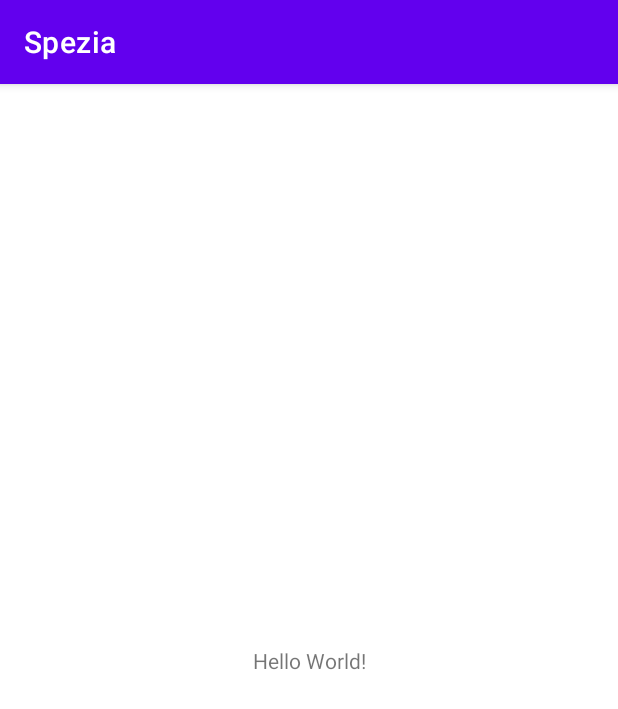
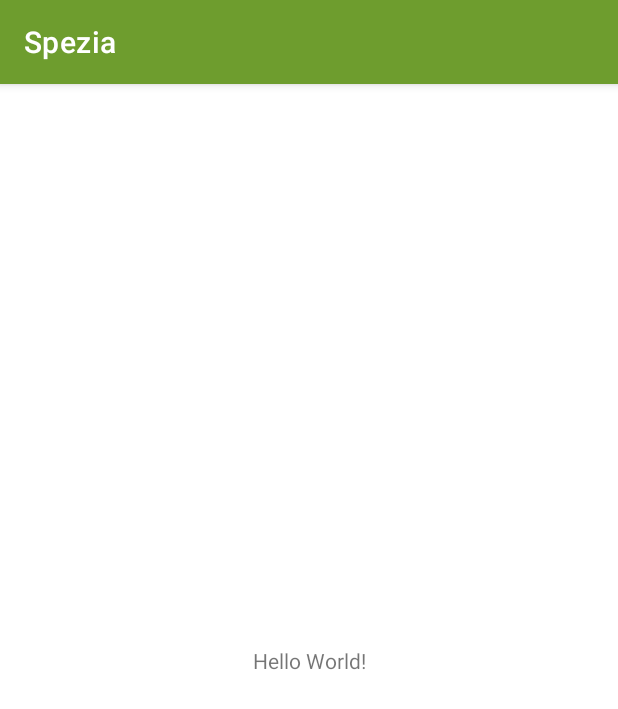
Before and after one commit to Spezia-Bangkit-Capstone-Project/MD-Spezia, an Android app: the screen it shows after launch (MainActivity), on a phone screen of 412 x 824 dp. Shown: the top 709 px of the screen. Run offline under Robolectric (Android 15) with nearby library versions, the phone set to English and light mode, and no system bars.

Commit message:
Commit viewBinding, Colors & Themes

```diff
--- a/app/build.gradle
+++ b/app/build.gradle
@@ -29,6 +29,9 @@ android {
     kotlinOptions {
         jvmTarget = '1.8'
     }
+    buildFeatures {
+        viewBinding true
+    }
 }
 
 dependencies {
--- a/app/src/main/res/values-night/themes.xml
+++ b/app/src/main/res/values-night/themes.xml
@@ -1,16 +1,16 @@
-<resources xmlns:tools="http://schemas.android.com/tools">
+<resources>
     <!-- Base application theme. -->
     <style name="Theme.Spezia" parent="Theme.MaterialComponents.DayNight.DarkActionBar">
         <!-- Primary brand color. -->
-        <item name="colorPrimary">@color/purple_200</item>
-        <item name="colorPrimaryVariant">@color/purple_700</item>
-        <item name="colorOnPrimary">@color/black</item>
+        <item name="colorPrimary">@color/medium_primary_green_dark</item>
+        <item name="colorPrimaryVariant">@color/dark_green</item>
+        <item name="colorOnPrimary">@color/white</item>
         <!-- Secondary brand color. -->
-        <item name="colorSecondary">@color/teal_200</item>
-        <item name="colorSecondaryVariant">@color/teal_200</item>
-        <item name="colorOnSecondary">@color/black</item>
+        <item name="colorSecondary">@color/medium_primary_green_light</item>
+        <item name="colorSecondaryVariant">@color/dark_green</item>
+        <item name="colorOnSecondary">@color/white</item>
         <!-- Status bar color. -->
-        <item name="android:statusBarColor" tools:targetApi="l">?attr/colorPrimaryVariant</item>
+        <item name="android:statusBarColor">?attr/colorPrimaryVariant</item>
         <!-- Customize your theme here. -->
     </style>
 </resources>
--- a/app/src/main/res/values/colors.xml
+++ b/app/src/main/res/values/colors.xml
@@ -1,10 +1,13 @@
 <?xml version="1.0" encoding="utf-8"?>
 <resources>
-    <color name="purple_200">#FFBB86FC</color>
-    <color name="purple_500">#FF6200EE</color>
-    <color name="purple_700">#FF3700B3</color>
-    <color name="teal_200">#FF03DAC5</color>
-    <color name="teal_700">#FF018786</color>
     <color name="black">#FF000000</color>
     <color name="white">#FFFFFFFF</color>
+    <color name="dark_green">#314519</color>
+    <color name="medium_primary_green_light">#8DC73D</color>
+    <color name="medium_primary_green_dark">#6E9D2E</color>
+    <color name="medium_grey">#868686</color>
+    <color name="light_grey_dark">#C4C4C4</color>
+    <color name="light_grey_very_light">#F1F1F1</color>
+    <color name="light_grey_light_light">#AFAFAF</color>
+    <color name="light_grey_light">#BFBFBF</color>
 </resources>
--- a/app/src/main/res/values/themes.xml
+++ b/app/src/main/res/values/themes.xml
@@ -1,16 +1,16 @@
-<resources xmlns:tools="http://schemas.android.com/tools">
+<resources>
     <!-- Base application theme. -->
     <style name="Theme.Spezia" parent="Theme.MaterialComponents.DayNight.DarkActionBar">
         <!-- Primary brand color. -->
-        <item name="colorPrimary">@color/purple_500</item>
-        <item name="colorPrimaryVariant">@color/purple_700</item>
+        <item name="colorPrimary">@color/medium_primary_green_dark</item>
+        <item name="colorPrimaryVariant">@color/dark_green</item>
         <item name="colorOnPrimary">@color/white</item>
         <!-- Secondary brand color. -->
-        <item name="colorSecondary">@color/teal_200</item>
-        <item name="colorSecondaryVariant">@color/teal_700</item>
-        <item name="colorOnSecondary">@color/black</item>
+        <item name="colorSecondary">@color/medium_primary_green_light</item>
+        <item name="colorSecondaryVariant">@color/dark_green</item>
+        <item name="colorOnSecondary">@color/white</item>
         <!-- Status bar color. -->
-        <item name="android:statusBarColor" tools:targetApi="l">?attr/colorPrimaryVariant</item>
+        <item name="android:statusBarColor" >?attr/colorPrimaryVariant</item>
         <!-- Customize your theme here. -->
     </style>
 </resources>
```
